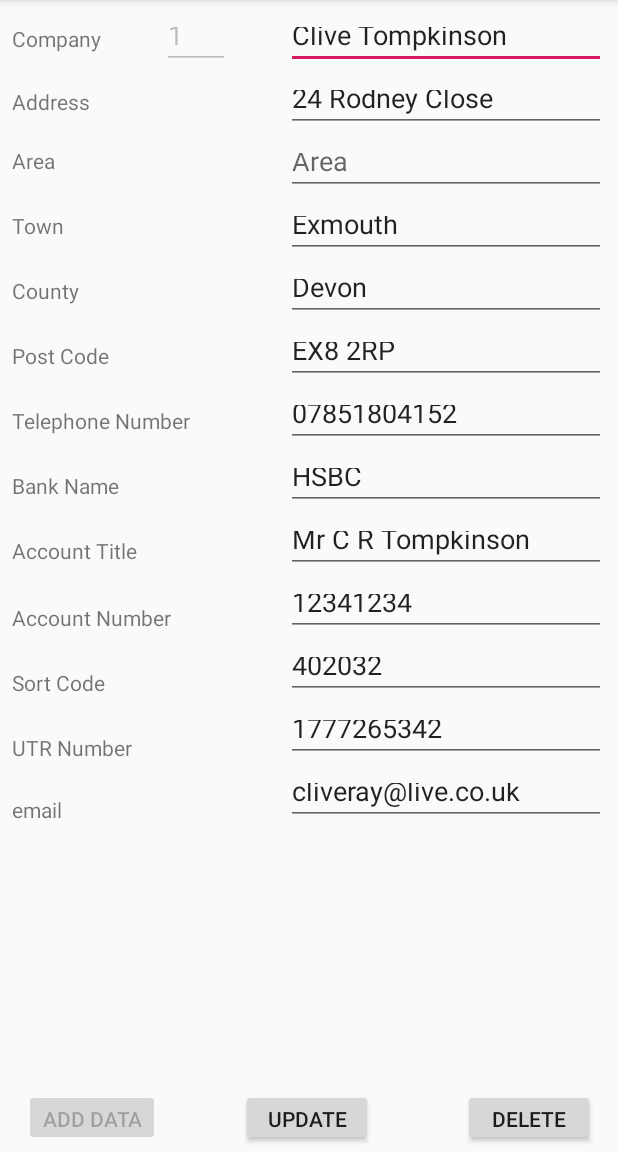
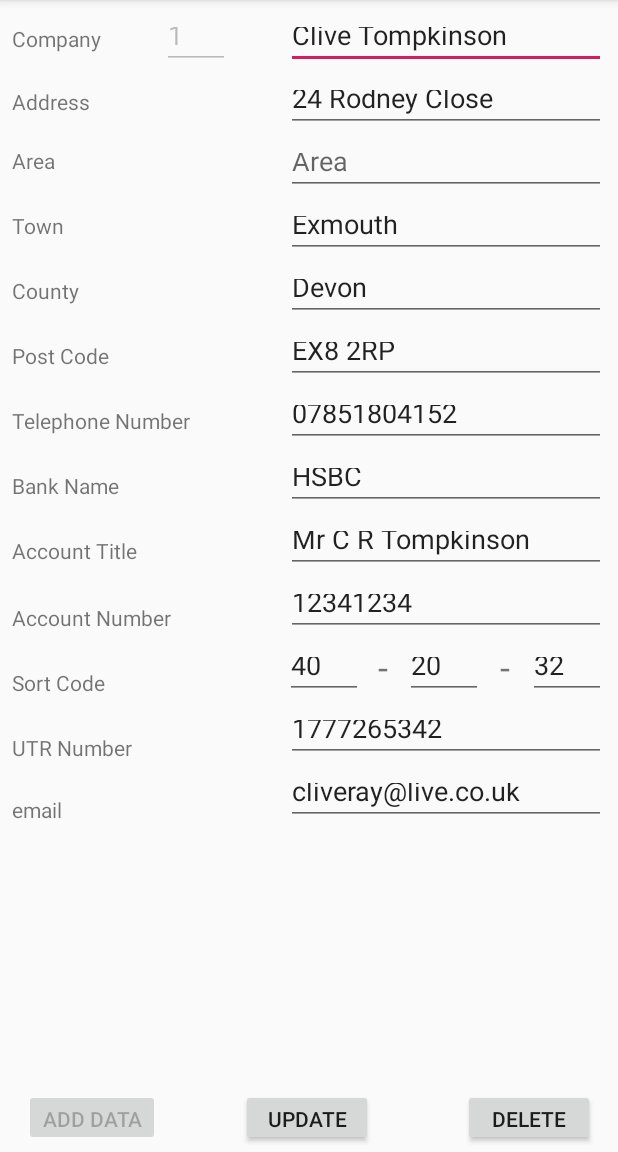
Before and after one commit to Clivey/CISInvoice, an Android app: the screen it shows after launch (MainActivity), in the options menu, after a tap on "User Details", on a phone screen of 412 x 824 dp, the part 84-1236 px from its top. Run offline under Robolectric (Android 15) with nearby library versions, the phone set to English and light mode, and no system bars.

Commit message:
Added bank sort code formatting, and various interface changes.

```diff
--- a/app/src/main/java/com/software/kinson/cisinvoicegenerator/BaseActivity.java
+++ b/app/src/main/java/com/software/kinson/cisinvoicegenerator/BaseActivity.java
@@ -24,6 +24,10 @@ public class BaseActivity extends AppCompatActivity {
         btnEditInvoice = findViewById(R.id.btnEditInvoice);
         btnExit = findViewById(R.id.btnExitID);
         btnDeleteInvoice = findViewById(R.id.mnuDeleteInvoice);
+        if(Globals.invNo < 1)
+            btnEditInvoice.setEnabled(false);
+        else
+            btnEditInvoice.setEnabled(true);
 
         showContractor();
         showInvoice();
--- a/app/src/main/java/com/software/kinson/cisinvoicegenerator/DatabaseHelper.java
+++ b/app/src/main/java/com/software/kinson/cisinvoicegenerator/DatabaseHelper.java
@@ -504,7 +504,7 @@ public class DatabaseHelper extends SQLiteOpenHelper {
         contentValues.put(COMPANY_COL8,"HSBC");
         contentValues.put(COMPANY_COL9,"Mr C R Tompkinson");
         contentValues.put(COMPANY_COL10,"12341234");
-        contentValues.put(COMPANY_COL11,"402032");
+        contentValues.put(COMPANY_COL11,"40-20-32");
         contentValues.put(COMPANY_COL12,"1777265342");
         contentValues.put(COMPANY_COL13,"cliveray@live.co.uk");
 
--- a/app/src/main/java/com/software/kinson/cisinvoicegenerator/MainActivity.java
+++ b/app/src/main/java/com/software/kinson/cisinvoicegenerator/MainActivity.java
@@ -13,7 +13,8 @@ public class MainActivity extends BaseActivity {
 
     DatabaseHelper myDb;
     EditText editCompany, editAddress, editArea, editTown, editCounty, editPostCode, editTelno,
-        editBank, editAccountTitle, editAccountNumber, editSortCode, editUtr, editID, editEmail;
+        editBank, editAccountTitle, editAccountNumber, editSortCode1, editUtr, editID, editEmail,
+        editSortCode2, editSortCode3;
     Button btnAddData, btnViewUpdate, btnDelete;
     private int commonmenus;
 
@@ -21,8 +22,10 @@ public class MainActivity extends BaseActivity {
     protected void onCreate(Bundle savedInstanceState) {
         super.onCreate(savedInstanceState);
         setContentView(R.layout.activity_main);
+        //Create new DatabaseHelper and create database if it does not exist
         myDb = new DatabaseHelper(MainActivity.this);
 
+        //Associate textfield objects
         editID = findViewById(R.id.editTextID);
         editCompany = findViewById(R.id.editTextCompany);
         editAddress = findViewById(R.id.etContractorsAddress);
@@ -34,7 +37,9 @@ public class MainActivity extends BaseActivity {
         editBank = findViewById(R.id.editTextBankName);
         editAccountTitle = findViewById(R.id.editTextAccountTitle);
         editAccountNumber = findViewById(R.id.editTextAccountNumber);
-        editSortCode = findViewById(R.id.editTextSortCode);
+        editSortCode1 = findViewById(R.id.editTextSortCode1);
+        editSortCode2 = findViewById(R.id.editTextSortCode2);
+        editSortCode3 = findViewById(R.id.editTextSortCode3);
         editUtr = findViewById(R.id.editTextUtr);
         editEmail = findViewById(R.id.editTextEmail);
         btnAddData = findViewById(R.id.buttonAddData);
@@ -43,39 +48,48 @@ public class MainActivity extends BaseActivity {
         addData();
         updateData();
         deleteData();
+
+        //Check if show user details has been selected
         if(Globals.triggerUserDetails)
             viewUserDetails();
-        Globals.invNo = myDb.invoiceNumber();
-        //showMessage("Invoice Number = ", String.valueOf(Globals.invNo));
 
+        //Check if there are any contractors
         int conConCount = myDb.isTableEmpty(DatabaseHelper.CONTRACTORS_TABLE);
         if(conConCount > 0){
             Globals.conCount = conConCount;
         }
 
+        //Update to new invoice number
+        int hasNumber = myDb.isTableEmpty(DatabaseHelper.INVOICE_TABLE);
+        if (hasNumber > 0)
+            Globals.invNo = myDb.invoiceNumber();
+
+
         int isEmpty = myDb.isTableEmpty(DatabaseHelper.COMPANY_TABLE);
-        if(isEmpty < 1){
+        //Just for development to insert dummy data
+        if(isEmpty < 1) {
             myDb.addTempCompanyData();
             myDb.addTempContractorsData();
             myDb.addTempContractorsData2();
             myDb.addTempContractorsData3();
-            Intent intent = new Intent(MainActivity.this,MainActivity.class);
-            finish();
-            startActivity(intent);
-            //Toast.makeText(this, "isEmpty = " + isEmpty, Toast.LENGTH_SHORT).show();
         }
+
+        //Set various global and button values
         if(isEmpty > 0) {
             Globals.showUserDetails = true;
             btnAddData.setEnabled(false);
             Globals.userData = true;
         }
 
+        //If there is data in the Company Table start base activity
         if (isEmpty > 0 && Globals.showUserDetails && Globals.userMenuClicked) {
         Intent intent = new Intent(this,BaseActivity.class);
         finish();
         startActivity(intent);
             //Toast.makeText(this, "Company Table has Data "+isEmpty, Toast.LENGTH_LONG).show();
         }
+
+        //If company table has no data set button values to allow and disallow actions
         if(isEmpty < 1){
             Toast.makeText(this, "Company table is empty", Toast.LENGTH_LONG).show();
             btnAddData.setEnabled(true);
@@ -84,6 +98,16 @@ public class MainActivity extends BaseActivity {
         }
     }
 
+    //Set the bank sort code
+    public String sortCode(){
+        String sorted1 = editSortCode1.getText().toString();
+        String sorted2 = editSortCode2.getText().toString();
+        String sorted3 = editSortCode3.getText().toString();
+        String sorted4 = sorted1 + "-" + sorted2 + "-" + sorted3;
+        return sorted4;
+    }
+
+    //Delete Company data
     public void deleteData(){
         btnDelete.setOnClickListener(
                 new View.OnClickListener() {
@@ -115,6 +139,7 @@ public class MainActivity extends BaseActivity {
         );
     }
 
+    //Update Company data
     public void updateData(){
         btnViewUpdate.setOnClickListener(
                 new View.OnClickListener() {
@@ -131,10 +156,11 @@ public class MainActivity extends BaseActivity {
                                 editBank.getText().toString(),
                                 editAccountTitle.getText().toString(),
                                 editAccountNumber.getText().toString(),
-                                editSortCode.getText().toString(),
+                                sortCode(),
                                 editUtr.getText().toString(),
                                 editEmail.getText().toString());
 
+                        //If data updated show user message of success
                         if(isUpdated == true) {
                             Toast.makeText(MainActivity.this, "Data sucessfully updated", Toast.LENGTH_SHORT).show();
                             btnAddData.setEnabled(false);
@@ -143,29 +169,32 @@ public class MainActivity extends BaseActivity {
                             Globals.showUserDetails = true;
                             Globals.userMenuClicked = true;
                             Globals.triggerUserDetails = false;
+                            //Start Base activity
+                            Intent intent = new Intent(MainActivity.this,BaseActivity.class);
+                            finish();
+                            startActivity(intent);
                         }
+                        //If data updated show user message of failure to update
                         else {
                             Toast.makeText(MainActivity.this, "Data update failed", Toast.LENGTH_SHORT).show();
                             btnAddData.setEnabled(true);
                             btnViewUpdate.setEnabled(false);
                             btnDelete.setEnabled(false);
                         }
-                        Intent intent = new Intent(MainActivity.this,BaseActivity.class);
-                        finish();
-                        startActivity(intent);
+
                     }
                 }
         );
     }
 
-
-
+    //Add Company data
     public void addData(){
 
         btnAddData.setOnClickListener(
                 new View.OnClickListener() {
                     @Override
                     public void onClick(View v) {
+                        //Ensure all the required fields contain input
                         if(editCompany.getText().toString().isEmpty()) {
                             Toast.makeText(MainActivity.this, "Name is required", Toast.LENGTH_SHORT).show();
                             editCompany.requestFocus();
@@ -211,9 +240,19 @@ public class MainActivity extends BaseActivity {
                             editAccountNumber.requestFocus();
                             return;
                         }
-                        if(editSortCode.getText().toString().isEmpty()) {
+                        if(editSortCode1.getText().toString().isEmpty()) {
                             Toast.makeText(MainActivity.this, "Bank sort code is required", Toast.LENGTH_SHORT).show();
-                            editSortCode.requestFocus();
+                            editSortCode1.requestFocus();
+                            return;
+                        }
+                        if(editSortCode2.getText().toString().isEmpty()) {
+                            Toast.makeText(MainActivity.this, "Bank sort code is required", Toast.LENGTH_SHORT).show();
+                            editSortCode2.requestFocus();
+                            return;
+                        }
+                        if(editSortCode3.getText().toString().isEmpty()) {
+                            Toast.makeText(MainActivity.this, "Bank sort code is required", Toast.LENGTH_SHORT).show();
+                            editSortCode3.requestFocus();
                             return;
                         }
                         if(editUtr.getText().toString().isEmpty()) {
@@ -226,6 +265,7 @@ public class MainActivity extends BaseActivity {
                             editEmail.requestFocus();
                             return;
                         }
+                        //Check for successfull data added to database
                        boolean isInserted = myDb.addCompanyData(editCompany.getText().toString(),
                                 editAddress.getText().toString(),
                                 editArea.getText().toString(),
@@ -236,16 +276,18 @@ public class MainActivity extends BaseActivity {
                                 editBank.getText().toString(),
                                 editAccountTitle.getText().toString(),
                                 editAccountNumber.getText().toString(),
-                                editSortCode.getText().toString(),
+                                sortCode(),
                                 editUtr.getText().toString(),
                                 editEmail.getText().toString());
 
                        if(isInserted == true){
+                           //Show user data succsessfully added
                            Toast.makeText(MainActivity.this, "Data sucessfully inserted", Toast.LENGTH_SHORT).show();
                            clearEdits();
                            Globals.userData = true;
                            Intent intent = new Intent(MainActivity.this,BaseActivity.class);
                            finish();
+                           //Set variables and button states
                            btnAddData.setEnabled(false);
                            btnViewUpdate.setEnabled(true);
                            btnDelete.setEnabled(true);
@@ -258,7 +300,7 @@ public class MainActivity extends BaseActivity {
                            Toast.makeText(MainActivity.this, "Data entry failed", Toast.LENGTH_SHORT).show();
                            //clearEdits();
                        }
-
+                        //If company table has data disable add data button
                         int isEmpty = myDb.isTableEmpty(DatabaseHelper.COMPANY_TABLE);
                         if(isEmpty > 0) {
                             btnAddData.setEnabled(false);
@@ -271,6 +313,16 @@ public class MainActivity extends BaseActivity {
 
     }
 
+    //Remove the hyphen from the sort code string
+    public void splitSortCode(String sortCode){
+        String code = sortCode;
+        String [] sortSplit = code.split("-");
+        editSortCode1.setText(sortSplit[0]);
+        editSortCode2.setText(sortSplit[1]);
+        editSortCode3.setText(sortSplit[2]);
+    }
+
+    //Retrieve Company data and display it to the user
     public void viewUserDetails(){
         Cursor res = myDb.getAllCompanyData();
         if(res.getCount() == 0){
@@ -279,39 +331,26 @@ public class MainActivity extends BaseActivity {
             return;
         }
 
-        StringBuffer buffer = new StringBuffer();
         while (res.moveToNext()){
-            buffer.append("ID : "+res.getString(0)+"\n");
             editID.setText(res.getString(0));
-            buffer.append("Company Name : "+res.getString(1)+"\n");
             editCompany.setText(res.getString(1));
-            buffer.append("Address : "+res.getString(2)+"\n");
             editAddress.setText(res.getString(2));
-            buffer.append("Area : "+res.getString(3)+"\n");
             editArea.setText(res.getString(3));
-            buffer.append("Town : "+res.getString(4)+"\n");
             editTown.setText(res.getString(4));
-            buffer.append("County : "+res.getString(5)+"\n");
             editCounty.setText(res.getString(5));
-            buffer.append("Post Code : "+res.getString(6)+"\n");
             editPostCode.setText(res.getString(6));
-            buffer.append("Telephone No : "+res.getString(7)+"\n");
             editTelno.setText(res.getString(7));
-            buffer.append("Bank : "+res.getString(8)+"\n");
             editBank.setText(res.getString(8));
-            buffer.append("Account Title : "+res.getString(9)+"\n");
             editAccountTitle.setText(res.getString(9));
-            buffer.append("Account Number : "+res.getString(10)+"\n");
             editAccountNumber.setText(res.getString(10));
-            buffer.append("Sort Code : "+res.getString(11)+"\n");
-            editSortCode.setText(res.getString(11));
-            buffer.append("UTR : "+res.getString(12)+"\n");
+            splitSortCode(res.getString(11));
             editUtr.setText(res.getString(12));
-            buffer.append("email : "+res.getString(13)+"\n");
             editEmail.setText(res.getString(13));
         }
+
     }
 
+    //Method for development purposes only
     public void showMessage(String title, String message){
         AlertDialog.Builder builder = new AlertDialog.Builder(this);
         builder.setCancelable(true);
@@ -320,6 +359,7 @@ public class MainActivity extends BaseActivity {
         builder.show();
     }
 
+    //Clear all edit fields
     public void clearEdits() {
         editID.setText("");
         editCompany.setText("");
@@ -332,7 +372,9 @@ public class MainActivity extends BaseActivity {
         editBank.setText("");
         editAccountTitle.setText("");
         editAccountNumber.setText("");
-        editSortCode.setText("");
+        editSortCode1.setText("");
+        editSortCode2.setText("");
+        editSortCode3.setText("");
         editUtr.setText("");
         editEmail.setText("");
     }
--- a/app/src/main/res/layout/activity_main.xml
+++ b/app/src/main/res/layout/activity_main.xml
@@ -227,14 +227,38 @@
         app:layout_constraintTop_toBottomOf="@+id/textView7" />
 
     <EditText
-        android:id="@+id/editTextSortCode"
-        android:layout_width="wrap_content"
+        android:id="@+id/editTextSortCode1"
+        android:layout_width="52dp"
+        android:layout_height="38dp"
+        android:layout_marginTop="4dp"
+        android:layout_marginEnd="10dp"
+        android:ems="10"
+        android:inputType="number"
+        android:maxLength="2"
+        app:layout_constraintEnd_toStartOf="@+id/textView39"
+        app:layout_constraintTop_toBottomOf="@+id/editTextAccountNumber" />
+
+    <EditText
+        android:id="@+id/editTextSortCode2"
+        android:layout_width="52dp"
+        android:layout_height="38dp"
+        android:layout_marginTop="4dp"
+        android:layout_marginEnd="11dp"
+        android:ems="10"
+        android:inputType="number"
+        android:maxLength="2"
+        app:layout_constraintEnd_toStartOf="@+id/textView40"
+        app:layout_constraintTop_toBottomOf="@+id/editTextAccountNumber" />
+
+    <EditText
+        android:id="@+id/editTextSortCode3"
+        android:layout_width="52dp"
         android:layout_height="38dp"
         android:layout_marginTop="4dp"
         android:layout_marginEnd="8dp"
         android:ems="10"
-        android:hint="Sort Code"
         android:inputType="number"
+        android:maxLength="2"
         app:layout_constraintEnd_toEndOf="parent"
         app:layout_constraintTop_toBottomOf="@+id/editTextAccountNumber" />
 
@@ -268,7 +292,7 @@
         android:hint="UTR Number"
         android:inputType="number"
         app:layout_constraintEnd_toEndOf="parent"
-        app:layout_constraintTop_toBottomOf="@+id/editTextSortCode" />
+        app:layout_constraintTop_toBottomOf="@+id/editTextSortCode1" />
 
     <TextView
         android:id="@+id/textView13"
@@ -336,4 +360,26 @@
         app:layout_constraintEnd_toStartOf="@+id/editTextCompany"
         app:layout_constraintTop_toTopOf="parent" />
 
+    <TextView
+        android:id="@+id/textView39"
+        android:layout_width="wrap_content"
+        android:layout_height="wrap_content"
+        android:layout_marginTop="4dp"
+        android:layout_marginEnd="11dp"
+        android:text="-"
+        android:textSize="24sp"
+        app:layout_constraintEnd_toStartOf="@+id/editTextSortCode2"
+        app:layout_constraintTop_toBottomOf="@+id/editTextAccountNumber" />
+
+    <TextView
+        android:id="@+id/textView40"
+        android:layout_width="wrap_content"
+        android:layout_height="wrap_content"
+        android:layout_marginTop="4dp"
+        android:layout_marginEnd="12dp"
+        android:text="-"
+        android:textSize="24sp"
+        app:layout_constraintEnd_toStartOf="@+id/editTextSortCode3"
+        app:layout_constraintTop_toBottomOf="@+id/editTextAccountNumber" />
+
 </android.support.constraint.ConstraintLayout>
```
